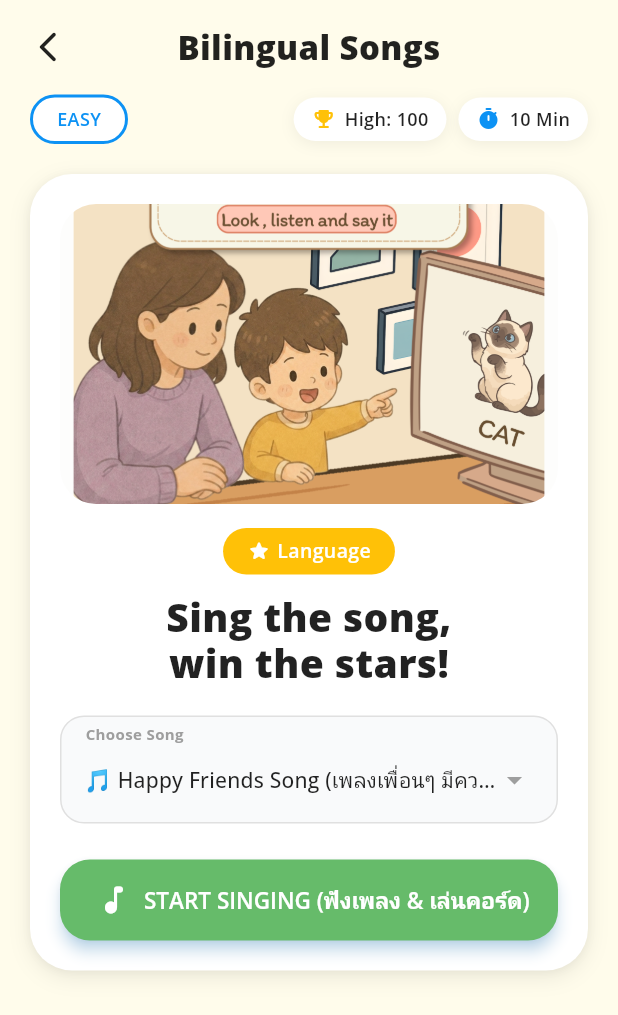
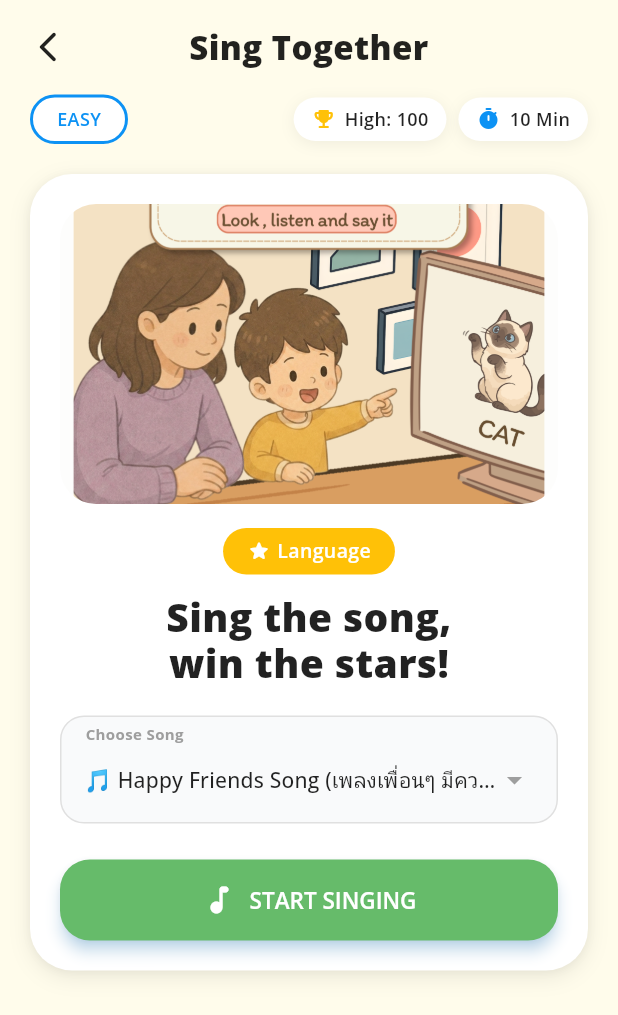
Before and after one commit to podjanan/SkillWalletKizuna-NSC, a Flutter app: the BilingualSongsScreen screen opened by its route, on a phone screen of 412 x 824 dp. Shown: the top 1015 px of the screen. Run offline on Flutter 3.47's test engine with Material 3 defaults, Android fonts, the phone set to English and light mode, and no system bars; our stand-ins replace app_links, audioplayers, flutter_dotenv, flutter_tts, google_fonts, google_sign_in and 5 more; missing offline and left inert: flutter_facebook_auth, flutter_inappwebview, google_sign_in_web, media_kit, media_kit_video, record and 1 more; accounts and stored records are empty; network calls fail; project files that could hold a hidden picture were left out.

Commit message:
Update Sing Together features, lyrics structure editor, MP3 upload, and UI

```diff
--- a/flutter_app/lib/screens/activities/hub/language_hub_screen.dart
+++ b/flutter_app/lib/screens/activities/hub/language_hub_screen.dart
@@ -76,7 +76,7 @@ class LanguageHubScreen extends StatelessWidget {
                           crossAxisAlignment: CrossAxisAlignment.start,
                           children: const [
                             Text(
-                              'Sing & Learn 🎵 เพลงสนุกภาษาอังกฤษ',
+                              'Sing Together 🎵 เพลงสนุกสองภาษา',
                               style: TextStyle(
                                 color: Colors.white,
                                 fontSize: 16,
--- a/flutter_app/lib/screens/bilingual_songs_screen.dart
+++ b/flutter_app/lib/screens/bilingual_songs_screen.dart
@@ -70,7 +70,7 @@ class _BilingualSongsScreenState extends State<BilingualSongsScreen> {
                         ),
                         const Expanded(
                           child: Text(
-                            'Bilingual Songs',
+                            'Sing Together',
                             textAlign: TextAlign.center,
                             style: TextStyle(
                               fontSize: 22,
@@ -273,7 +273,7 @@ class _BilingualSongsScreenState extends State<BilingualSongsScreen> {
                                         size: 24, color: Colors.white),
                                     const SizedBox(width: 8),
                                     Text(
-                                      'START SINGING (ฟังเพลง & เล่นคอร์ด)',
+                                      'START SINGING',
                                       style: AppTextStyles.label(15,
                                           color: Colors.white),
                                     ),
--- a/flutter_app/lib/screens/home/all_activities_screen.dart
+++ b/flutter_app/lib/screens/home/all_activities_screen.dart
@@ -217,9 +217,15 @@ class _ActivityGridCard extends StatelessWidget {
 
       if (activity.id == 'bilingual-songs' ||
           activity.id == 'bilingual_songs' ||
+          activity.id == 'sing-together' ||
+          activity.id == 'sing_together' ||
+          activity.name == 'Sing Together' ||
+          activity.content == 'Sing Together' ||
           activity.content == 'Bilingual Songs' ||
           activity.content == 'bilingual_songs' ||
-          activity.content == 'bilingual-songs') {
+          activity.content == 'bilingual-songs' ||
+          activity.content == 'sing_together' ||
+          activity.content == 'sing-together') {
         Navigator.pushNamed(context, AppRoutes.bilingualSongs);
         return;
       }
@@ -302,6 +308,23 @@ class _ActivityGridCard extends StatelessWidget {
         activity.content == 'space-adventure') {
       return const GameActivityCover(
         type: GameCoverType.spaceAdventure,
+        compact: true,
+      );
+    }
+
+    if (activity.id == 'bilingual-songs' ||
+        activity.id == 'bilingual_songs' ||
+        activity.id == 'sing-together' ||
+        activity.id == 'sing_together' ||
+        activity.name == 'Sing Together' ||
+        activity.content == 'Sing Together' ||
+        activity.content == 'Bilingual Songs' ||
+        activity.content == 'bilingual_songs' ||
+        activity.content == 'bilingual-songs' ||
+        activity.content == 'sing_together' ||
+        activity.content == 'sing-together') {
+      return const GameActivityCover(
+        type: GameCoverType.singTogether,
         compact: true,
       );
     }
--- a/flutter_app/lib/screens/home/home_screen.dart
+++ b/flutter_app/lib/screens/home/home_screen.dart
@@ -591,9 +591,15 @@ class _HomeScreenState extends State<HomeScreen> {
 
         if (activity.id == 'bilingual-songs' ||
             activity.id == 'bilingual_songs' ||
+            activity.id == 'sing-together' ||
+            activity.id == 'sing_together' ||
+            activity.name == 'Sing Together' ||
+            activity.content == 'Sing Together' ||
             activity.content == 'Bilingual Songs' ||
             activity.content == 'bilingual_songs' ||
-            activity.content == 'bilingual-songs') {
+            activity.content == 'bilingual-songs' ||
+            activity.content == 'sing_together' ||
+            activity.content == 'sing-together') {
           Navigator.pushNamed(context, AppRoutes.bilingualSongs);
           return;
         }
@@ -627,6 +633,18 @@ class _HomeScreenState extends State<HomeScreen> {
                 activity.content == 'space_adventure' ||
                 activity.content == 'space-adventure')
               const GameActivityCover(type: GameCoverType.spaceAdventure)
+            else if (activity.id == 'bilingual-songs' ||
+                activity.id == 'bilingual_songs' ||
+                activity.id == 'sing-together' ||
+                activity.id == 'sing_together' ||
+                activity.name == 'Sing Together' ||
+                activity.content == 'Sing Together' ||
+                activity.content == 'Bilingual Songs' ||
+                activity.content == 'bilingual_songs' ||
+                activity.content == 'bilingual-songs' ||
+                activity.content == 'sing_together' ||
+                activity.content == 'sing-together')
+              const GameActivityCover(type: GameCoverType.singTogether)
             else if (activity.thumbnailUrl?.startsWith('asset:') ?? false)
               Image.asset(
                 activity.thumbnailUrl!.replaceFirst('asset:', ''),
--- a/flutter_app/lib/widgets/activity_card.dart
+++ b/flutter_app/lib/widgets/activity_card.dart
@@ -273,6 +273,23 @@ class ActivityCard extends StatelessWidget {
       );
     }
 
+    if (activity.id == 'bilingual-songs' ||
+        activity.id == 'bilingual_songs' ||
+        activity.id == 'sing-together' ||
+        activity.id == 'sing_together' ||
+        activity.name == 'Sing Together' ||
+        activity.content == 'Sing Together' ||
+        activity.content == 'Bilingual Songs' ||
+        activity.content == 'bilingual_songs' ||
+        activity.content == 'bilingual-songs' ||
+        activity.content == 'sing_together' ||
+        activity.content == 'sing-together') {
+      return const GameActivityCover(
+        type: GameCoverType.singTogether,
+        compact: true,
+      );
+    }
+
     if (activity.isAiWordGame) {
       return const GameActivityCover(
         type: GameCoverType.voiceQuest,
--- a/flutter_app/lib/widgets/game_activity_cover.dart
+++ b/flutter_app/lib/widgets/game_activity_cover.dart
@@ -1,6 +1,6 @@
 import 'package:flutter/material.dart';
 
-enum GameCoverType { voiceQuest, spaceAdventure }
+enum GameCoverType { voiceQuest, spaceAdventure, singTogether }
 
 /// Branded cover art for built-in games — matches calculate / language card style.
 class GameActivityCover extends StatelessWidget {
@@ -13,19 +13,33 @@ class GameActivityCover extends StatelessWidget {
   final GameCoverType type;
   final bool compact;
 
-  bool get _isVoiceQuest => type == GameCoverType.voiceQuest;
-
   @override
   Widget build(BuildContext context) {
-    final imagePath = _isVoiceQuest
-        ? 'assets/images/voice_quest_cover.png'
-        : 'assets/images/space_adventure_cover.png';
-    final fallbackBg =
-        _isVoiceQuest ? const Color(0xFFFFF9DE) : const Color(0xFF071A34);
-    final fallbackIcon =
-        _isVoiceQuest ? Icons.mic_rounded : Icons.rocket_launch_rounded;
-    final fallbackIconColor =
-        _isVoiceQuest ? const Color(0xFFFFB300) : Colors.white;
+    String imagePath;
+    Color fallbackBg;
+    IconData fallbackIcon;
+    Color fallbackIconColor;
+
+    switch (type) {
+      case GameCoverType.voiceQuest:
+        imagePath = 'assets/images/voice_quest_cover.png';
+        fallbackBg = const Color(0xFFFFF9DE);
+        fallbackIcon = Icons.mic_rounded;
+        fallbackIconColor = const Color(0xFFFFB300);
+        break;
+      case GameCoverType.spaceAdventure:
+        imagePath = 'assets/images/space_adventure_cover.png';
+        fallbackBg = const Color(0xFF071A34);
+        fallbackIcon = Icons.rocket_launch_rounded;
+        fallbackIconColor = Colors.white;
+        break;
+      case GameCoverType.singTogether:
+        imagePath = 'assets/images/voice_quest_cover.png';
+        fallbackBg = const Color(0xFFE3F2FD);
+        fallbackIcon = Icons.music_note_rounded;
+        fallbackIconColor = const Color(0xFF2196F3);
+        break;
+    }
 
     return Image.asset(
       imagePath,
```
Also changed, not shown: flutter_app/lib/screens/bilingual_song_player_screen.dart (+61 -27 lines), 21 other files.
